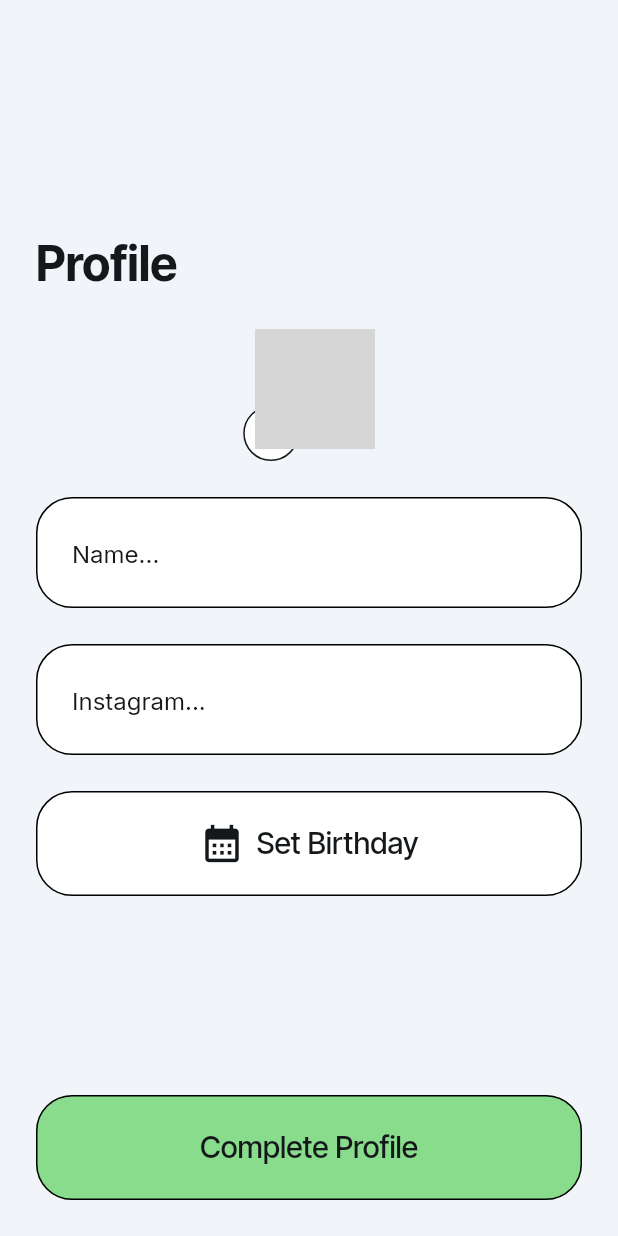
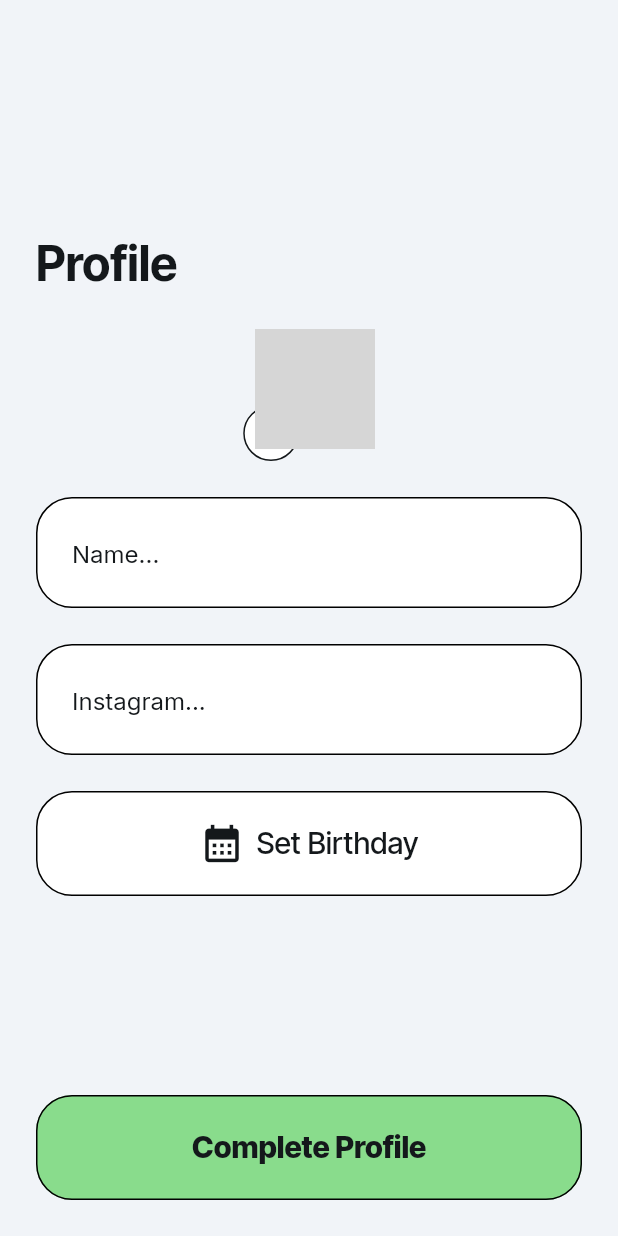
Before and after one commit to mattyice322/TODO-App, a Flutter app: the OnboardingWidget screen opened by its route, on a phone screen of 412 x 824 dp. Run offline on Flutter 3.47's test engine with Material 3 defaults, Android fonts, the phone set to English and light mode, and no system bars; drawn by our look-alikes of auto_size_text; our stand-ins replace cloud_firestore, easy_debounce, file_picker, firebase_auth, firebase_core, firebase_storage and 13 more; missing offline and left inert: json_path, mime_type; accounts and stored records are empty; network calls fail; grey boxes are pictures that could not be loaded.

Commit message:
Updating to latest FlutterFlow output.

```diff
--- a/lib/onboarding/onboarding_widget.dart
+++ b/lib/onboarding/onboarding_widget.dart
@@ -472,7 +472,7 @@ class _OnboardingWidgetState extends State<OnboardingWidget> {
                     textStyle: FlutterFlowTheme.of(context).titleLarge.override(
                           fontFamily: 'Inter Tight',
                           letterSpacing: 0.0,
-                          fontWeight: FontWeight.w500,
+                          fontWeight: FontWeight.w800,
                         ),
                     elevation: 0.0,
                     borderSide: const BorderSide(
```
